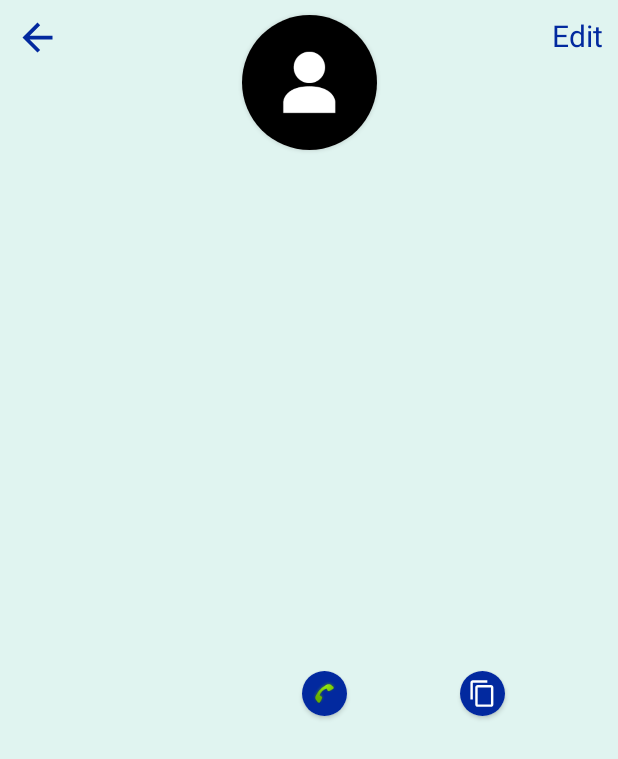
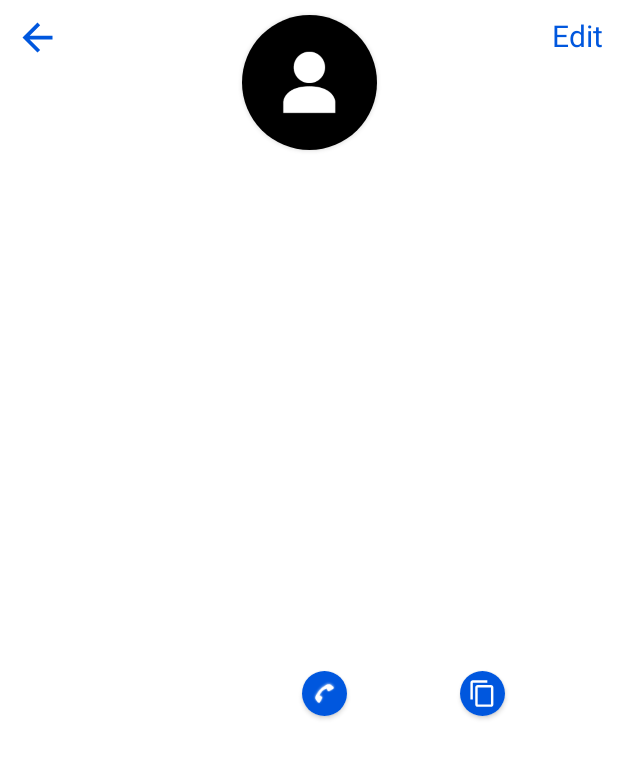
Before and after one commit to srideep-banerjee/Contacts, an Android app: the DetailsActivity screen opened directly, with no data from a screen before it, on a phone screen of 412 x 824 dp. Shown: the top 759 px of the screen. Run offline under Robolectric (Android 15) with nearby library versions, the phone set to English and light mode, and no system bars.

Commit message:
added better support for night mode and navigation bar color adatation

```diff
--- a/app/src/main/java/com/project/contacts/MainActivity.java
+++ b/app/src/main/java/com/project/contacts/MainActivity.java
@@ -50,7 +50,7 @@ public class MainActivity extends AppCompatActivity {
         searchView=findViewById(R.id.searchView);
         recyclerView=findViewById(R.id.recyclerView);
         recyclerView.setLayoutManager(new LinearLayoutManager(this));
-        contactsAdapter=new ContactsAdapter(new ArrayList<Contact>());
+        contactsAdapter=new ContactsAdapter(new ArrayList<Contact>(),this.getApplicationContext());
         recyclerView.setAdapter(contactsAdapter);
         if(ContextCompat.checkSelfPermission(this, Manifest.permission.READ_CONTACTS) == PackageManager.PERMISSION_DENIED)
             ActivityCompat.requestPermissions(this, new String[]{android.Manifest.permission.READ_CONTACTS}, 10);
--- a/app/src/main/res/layout/activity_details.xml
+++ b/app/src/main/res/layout/activity_details.xml
@@ -4,7 +4,7 @@
     xmlns:tools="http://schemas.android.com/tools"
     android:layout_width="match_parent"
     android:layout_height="match_parent"
-    android:background="#E0F4F0"
+    android:background="@color/background"
     tools:context=".DetailsActivity">
 
     <androidx.cardview.widget.CardView
@@ -30,7 +30,7 @@
         android:layout_marginTop="20dp"
         android:gravity="center_horizontal"
         android:text="TextView"
-        android:textColor="#000000"
+        android:textColor="@color/background_complement"
         android:textSize="20sp"
         android:textStyle="bold"
         app:layout_constraintEnd_toEndOf="parent"
@@ -43,10 +43,10 @@
         android:layout_height="30dp"
         android:layout_marginStart="10dp"
         android:layout_marginTop="10dp"
-        app:tint="#02299F"
         app:layout_constraintStart_toStartOf="parent"
         app:layout_constraintTop_toTopOf="parent"
-        app:srcCompat="?attr/actionModeCloseDrawable" />
+        app:srcCompat="?attr/actionModeCloseDrawable"
+        app:tint="@color/primary_blue" />
 
     <TextView
         android:id="@+id/edit"
@@ -55,7 +55,7 @@
         android:layout_marginTop="10dp"
         android:layout_marginEnd="10dp"
         android:text="Edit"
-        android:textColor="#02299F"
+        android:textColor="@color/primary_blue"
         android:textSize="20sp"
         app:layout_constraintEnd_toEndOf="parent"
         app:layout_constraintTop_toTopOf="parent" />
@@ -66,7 +66,7 @@
         android:layout_height="wrap_content"
         android:layout_marginStart="20dp"
         android:text="+0123456789"
-        android:textColor="#000000"
+        android:textColor="@color/background_complement"
         android:textSize="18sp"
         app:layout_constraintBottom_toBottomOf="parent"
         app:layout_constraintStart_toStartOf="parent"
@@ -86,9 +86,10 @@
             android:id="@+id/call"
             android:layout_width="match_parent"
             android:layout_height="match_parent"
-            android:background="#02299F"
+            android:background="@color/primary_blue"
             android:padding="5dp"
-            app:srcCompat="@android:drawable/stat_sys_phone_call" />
+            app:srcCompat="@android:drawable/stat_sys_phone_call"
+            app:tint="@color/background" />
     </androidx.cardview.widget.CardView>
 
     <androidx.cardview.widget.CardView
@@ -105,9 +106,9 @@
             android:id="@+id/copy"
             android:layout_width="match_parent"
             android:layout_height="match_parent"
-            android:background="#02299F"
+            android:background="@color/primary_blue"
             android:padding="5dp"
-            app:tint="#FFFFFF"
-            app:srcCompat="?attr/actionModeCopyDrawable" />
+            app:srcCompat="?attr/actionModeCopyDrawable"
+            app:tint="@color/background" />
     </androidx.cardview.widget.CardView>
 </androidx.constraintlayout.widget.ConstraintLayout>
--- /dev/null
+++ b/app/src/main/res/values-night/colors.xml
@@ -0,0 +1,8 @@
+<?xml version="1.0" encoding="utf-8"?>
+<resources>
+    <color name="primary_blue">#FF0086FF</color>
+    <color name="background">#FF000000</color>
+    <color name="background_variant">#FF2B2B2B</color>
+    <color name="background_complement">#FFFFFFFF</color>
+    <color name="background_complement_variant">#A0FFFFFF</color>
+</resources>
--- a/app/src/main/res/values-night/themes.xml
+++ b/app/src/main/res/values-night/themes.xml
@@ -1,16 +1,11 @@
 <resources xmlns:tools="http://schemas.android.com/tools">
     <!-- Base application theme. -->
-    <style name="Theme.Contacts" parent="Theme.MaterialComponents.DayNight.DarkActionBar">
+    <style name="Theme.Contacts" parent="Theme.MaterialComponents.DayNight.NoActionBar">
         <!-- Primary brand color. -->
-        <item name="colorPrimary">@color/purple_200</item>
-        <item name="colorPrimaryVariant">@color/blue_700</item>
-        <item name="colorOnPrimary">@color/black</item>
-        <!-- Secondary brand color. -->
-        <item name="colorSecondary">@color/teal_200</item>
-        <item name="colorSecondaryVariant">@color/teal_200</item>
-        <item name="colorOnSecondary">@color/black</item>
+        <item name="colorPrimary">@color/primary_blue</item>
         <!-- Status bar color. -->
-        <item name="android:statusBarColor">?attr/colorPrimaryVariant</item>
-        <!-- Customize your theme here. -->
+        <item name="android:statusBarColor">?attr/colorPrimary</item>
+        <!-- Navigation bar color. -->
+        <item name="android:navigationBarColor">@color/background_variant</item>
     </style>
 </resources>
--- a/app/src/main/res/values/colors.xml
+++ b/app/src/main/res/values/colors.xml
@@ -1,10 +1,8 @@
 <?xml version="1.0" encoding="utf-8"?>
 <resources>
-    <color name="purple_200">#FFBB86FC</color>
-    <color name="purple_500">#FF6200EE</color>
-    <color name="blue_700">#02299F</color>
-    <color name="teal_200">#FF03DAC5</color>
-    <color name="teal_700">#FF018786</color>
-    <color name="black">#FF000000</color>
-    <color name="white">#FFFFFFFF</color>
+    <color name="primary_blue">#FF0057DE</color>
+    <color name="background">#FFFFFFFF</color>
+    <color name="background_variant">#FFE6E6E6</color>
+    <color name="background_complement">#FF000000</color>
+    <color name="background_complement_variant">#A0000000</color>
 </resources>
--- a/app/src/main/res/values/themes.xml
+++ b/app/src/main/res/values/themes.xml
@@ -2,16 +2,11 @@
     <!-- Base application theme. -->
     <style name="Theme.Contacts" parent="Theme.MaterialComponents.DayNight.NoActionBar">
         <!-- Primary brand color. -->
-        <item name="colorPrimary">@color/purple_500</item>
-        <item name="colorPrimaryVariant">@color/blue_700</item>
-        <item name="colorOnPrimary">@color/white</item>
-        <!-- Secondary brand color. -->
-        <item name="colorSecondary">@color/teal_200</item>
-        <item name="colorSecondaryVariant">@color/teal_700</item>
-        <item name="colorOnSecondary">@color/black</item>
+        <item name="colorPrimary">@color/primary_blue</item>
         <!-- Status bar color. -->
-        <item name="android:statusBarColor">?attr/colorPrimaryVariant</item>
-        <!-- Customize your theme here. -->
+        <item name="android:statusBarColor">?attr/colorPrimary</item>
+        <!-- Navigation bar color. -->
+        <item name="android:navigationBarColor">@color/background_variant</item>
     </style>
 
     <style name="Theme.Contacts.AppBarOverlay" parent="ThemeOverlay.AppCompat.Dark.ActionBar" />
```
Also changed, not shown: app/src/main/java/com/project/contacts/ContactsAdapter.java (+22 -14 lines), app/src/main/res/drawable/profile_picture.xml (added, +9 -0 lines), app/src/main/res/layout/activity_main.xml (+17 -3 lines), app/src/main/res/layout/contact_item.xml (+14 -11 lines).
